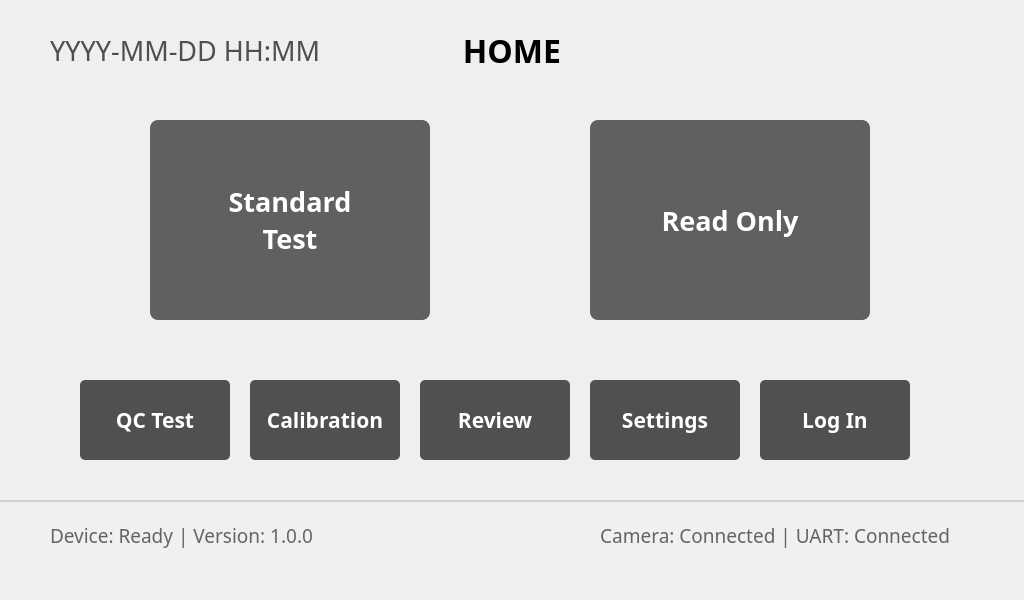
eguruno1/calth_reader, file ui/Home/HomeViewWindow.ui: the form before one commit.
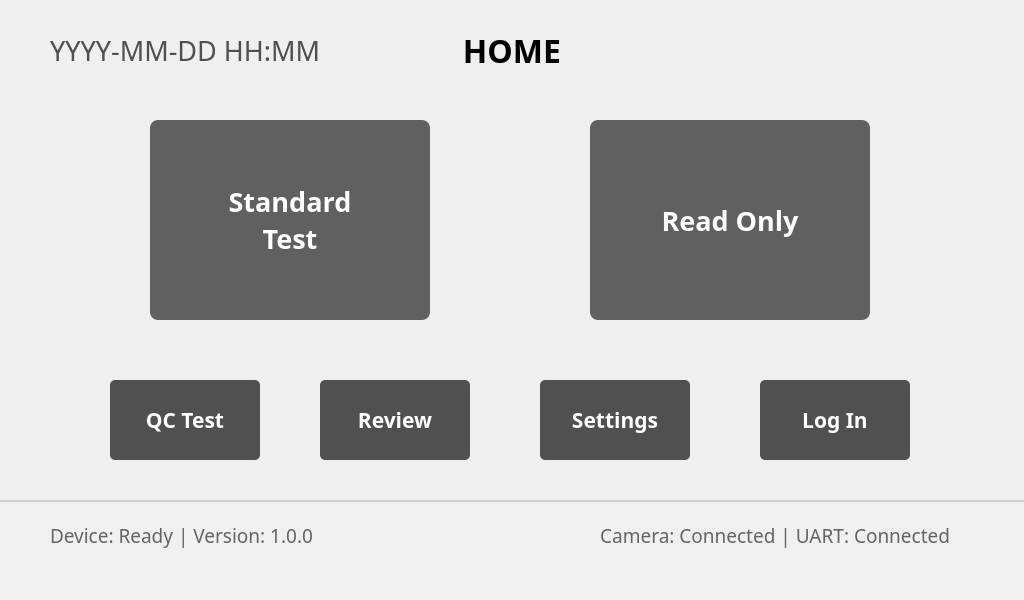
The form after the commit. Icons and pictures are not drawn.

Commit message: 임증을 위해 UI 버튼 삭제 1차

```diff
--- a/ui/Home/HomeViewWindow.ui
+++ b/ui/Home/HomeViewWindow.ui
@@ -135,7 +135,7 @@
    <widget class="QPushButton" name="pushButton_QCTest">
     <property name="geometry">
      <rect>
-      <x>80</x>
+      <x>110</x>
       <y>380</y>
       <width>150</width>
       <height>80</height>
@@ -167,45 +167,10 @@
      <string>QC Test</string>
     </property>
    </widget>
-   <widget class="QPushButton" name="pushButton_Calibration">
-    <property name="geometry">
-     <rect>
-      <x>250</x>
-      <y>380</y>
-      <width>150</width>
-      <height>80</height>
-     </rect>
-    </property>
-    <property name="font">
-     <font>
-      <family>Pretendard</family>
-      <pointsize>16</pointsize>
-      <weight>75</weight>
-      <bold>true</bold>
-     </font>
-    </property>
-    <property name="styleSheet">
-     <string notr="true">QPushButton {
-    background-color: #505050;
-    color: white;
-    border: none;
-    border-radius: 5px;
-}
-QPushButton:hover {
-    background-color: #606060;
-}
-QPushButton:pressed {
-    background-color: #404040;
-}</string>
-    </property>
-    <property name="text">
-     <string>Calibration</string>
-    </property>
-   </widget>
    <widget class="QPushButton" name="pushButton_Review">
     <property name="geometry">
      <rect>
-      <x>420</x>
+      <x>320</x>
       <y>380</y>
       <width>150</width>
       <height>80</height>
@@ -240,7 +205,7 @@
    <widget class="QPushButton" name="pushButton_Settings">
     <property name="geometry">
      <rect>
-      <x>590</x>
+      <x>540</x>
       <y>380</y>
       <width>150</width>
       <height>80</height>
```
The commit also changes 5 other files.
